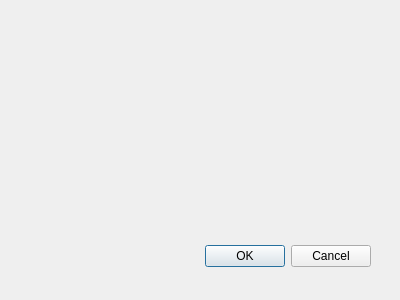
Before: the Qt Designer form src/updatedialog.ui in coolshou/qterminal, drawn with Qt 5.
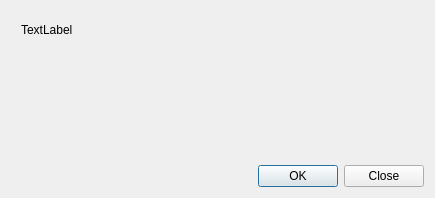
After: the same form once the commit is applied.

Diff of the .ui file:
```diff
--- a/src/updatedialog.ui
+++ b/src/updatedialog.ui
@@ -8,29 +8,42 @@
    <rect>
     <x>0</x>
     <y>0</y>
-    <width>400</width>
-    <height>300</height>
+    <width>435</width>
+    <height>198</height>
    </rect>
   </property>
   <property name="windowTitle">
    <string>Dialog</string>
   </property>
+  <layout class="QVBoxLayout" name="verticalLayout">
+   <item>
+    <widget class="QWidget" name="widget" native="true">
+     <widget class="QLabel" name="infoLabel">
+      <property name="geometry">
+       <rect>
+        <x>10</x>
+        <y>10</y>
+        <width>381</width>
+        <height>18</height>
+       </rect>
+      </property>
+      <property name="text">
+       <string>TextLabel</string>
+      </property>
+     </widget>
+    </widget>
+   </item>
+   <item>
   <widget class="QDialogButtonBox" name="buttonBox">
-   <property name="geometry">
-    <rect>
-     <x>30</x>
-     <y>240</y>
-     <width>341</width>
-     <height>32</height>
-    </rect>
-   </property>
    <property name="orientation">
     <enum>Qt::Horizontal</enum>
    </property>
    <property name="standardButtons">
-    <set>QDialogButtonBox::Cancel|QDialogButtonBox::Ok</set>
-   </property>
-  </widget>
+      <set>QDialogButtonBox::Close|QDialogButtonBox::Ok</set>
+     </property>
+    </widget>
+   </item>
+  </layout>
  </widget>
  <pixmapfunction/>
  <resources/>
```
Left out of the diff: 10 changed lines with no effect on the pictures. Lines whose indentation alone changed are shown as unchanged.
